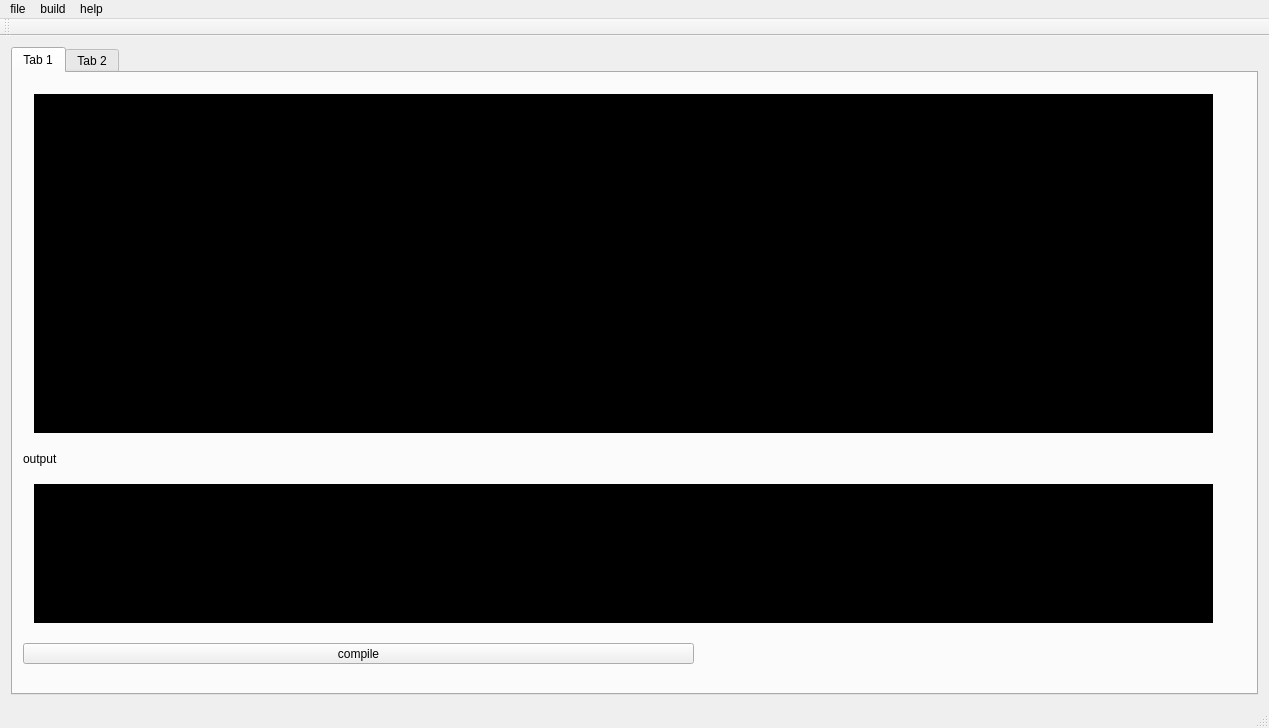
Willendless/compiler-course, file ui/mainwindow.ui: the form before one commit.
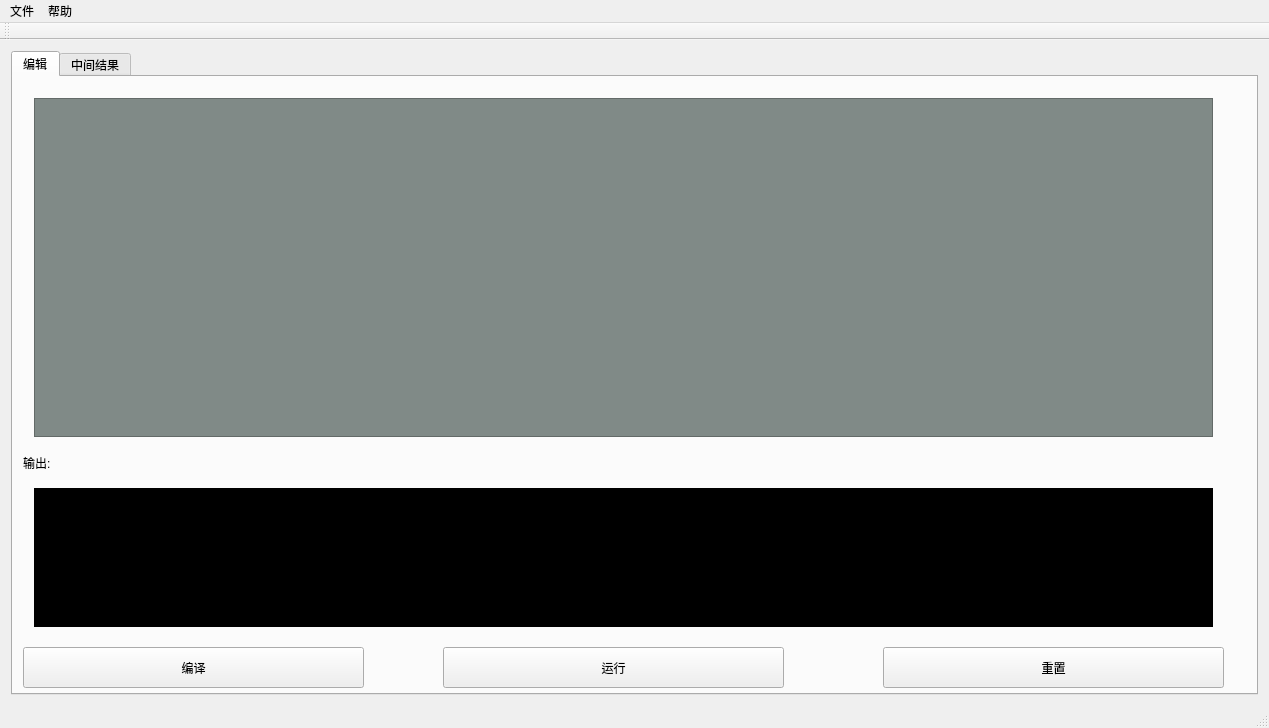
The form after the commit.

What changed in the file:
```diff
--- a/ui/mainwindow.ui
+++ b/ui/mainwindow.ui
@@ -14,8 +14,8 @@
    <string>MainWindow</string>
   </property>
   <widget class="QWidget" name="centralWidget">
-   <layout class="QHBoxLayout" name="horizontalLayout_2">
-    <item>
+   <layout class="QGridLayout" name="gridLayout">
+    <item row="0" column="0">
      <layout class="QHBoxLayout" name="horizontalLayout">
       <item>
        <widget class="QTabWidget" name="tabWidget">
@@ -27,7 +27,7 @@
         </property>
         <widget class="QWidget" name="widget">
          <attribute name="title">
-          <string>Tab 1</string>
+          <string>编辑</string>
          </attribute>
          <widget class="QWidget" name="verticalLayoutWidget">
           <property name="geometry">
@@ -42,16 +42,16 @@
            <item>
             <widget class="QTextEdit" name="codeEdit">
              <property name="styleSheet">
-              <string notr="true">background-color: rgb(0, 0, 0);
-color: rgb(255, 255, 255);
-font: 9pt &quot;Arial&quot;;</string>
+              <string notr="true">font: 13pt &quot;Consolas&quot;;
+color: black;
+background-color: rgb(128,138,135);</string>
              </property>
              <property name="html">
               <string>&lt;!DOCTYPE HTML PUBLIC &quot;-//W3C//DTD HTML 4.0//EN&quot; &quot;http://www.w3.org/TR/REC-html40/strict.dtd&quot;&gt;
 &lt;html&gt;&lt;head&gt;&lt;meta name=&quot;qrichtext&quot; content=&quot;1&quot; /&gt;&lt;style type=&quot;text/css&quot;&gt;
 p, li { white-space: pre-wrap; }
-&lt;/style&gt;&lt;/head&gt;&lt;body style=&quot; font-family:'Arial'; font-size:9pt; font-weight:400; font-style:normal;&quot;&gt;
-&lt;p style=&quot;-qt-paragraph-type:empty; margin-top:0px; margin-bottom:0px; margin-left:0px; margin-right:0px; -qt-block-indent:0; text-indent:0px;&quot;&gt;&lt;br /&gt;&lt;/p&gt;&lt;/body&gt;&lt;/html&gt;</string>
+&lt;/style&gt;&lt;/head&gt;&lt;body style=&quot; font-family:'Consolas'; font-size:13pt; font-weight:400; font-style:normal;&quot;&gt;
+&lt;p style=&quot;-qt-paragraph-type:empty; margin-top:0px; margin-bottom:0px; margin-left:0px; margin-right:0px; -qt-block-indent:0; text-indent:0px; font-family:'Arial'; font-size:9pt; color:#ffffff;&quot;&gt;&lt;br /&gt;&lt;/p&gt;&lt;/body&gt;&lt;/html&gt;</string>
              </property>
             </widget>
            </item>
@@ -82,15 +82,15 @@
            <rect>
             <x>10</x>
             <y>570</y>
-            <width>671</width>
-            <height>21</height>
+            <width>341</width>
+            <height>41</height>
            </rect>
           </property>
           <property name="styleSheet">
            <string notr="true"/>
           </property>
           <property name="text">
-           <string>compile</string>
+           <string>编译</string>
           </property>
          </widget>
          <widget class="QLabel" name="label">
@@ -103,7 +103,39 @@
            </rect>
           </property>
           <property name="text">
-           <string>output</string>
+           <string>输出:</string>
+          </property>
+         </widget>
+         <widget class="QPushButton" name="compileButton_2">
+          <property name="geometry">
+           <rect>
+            <x>430</x>
+            <y>570</y>
+            <width>341</width>
+            <height>41</height>
+           </rect>
+          </property>
+          <property name="styleSheet">
+           <string notr="true"/>
+          </property>
+          <property name="text">
+           <string>运行</string>
+          </property>
+         </widget>
+         <widget class="QPushButton" name="compileButton_3">
+          <property name="geometry">
+           <rect>
+            <x>870</x>
+            <y>570</y>
+            <width>341</width>
+            <height>41</height>
+           </rect>
+          </property>
+          <property name="styleSheet">
+           <string notr="true"/>
+          </property>
+          <property name="text">
+           <string>重置</string>
           </property>
          </widget>
          <zorder>label</zorder>
@@ -113,7 +145,7 @@
         </widget>
         <widget class="QWidget" name="tab_2">
          <attribute name="title">
-          <string>Tab 2</string>
+          <string notr="true">中间结果</string>
          </attribute>
          <widget class="QWidget" name="verticalLayoutWidget_3">
           <property name="geometry">
@@ -222,50 +254,46 @@
     </item>
    </layout>
   </widget>
+  <widget class="QToolBar" name="mainToolBar">
+   <property name="autoFillBackground">
+    <bool>true</bool>
+   </property>
+   <attribute name="toolBarArea">
+    <enum>TopToolBarArea</enum>
+   </attribute>
+   <attribute name="toolBarBreak">
+    <bool>false</bool>
+   </attribute>
+  </widget>
+  <widget class="QStatusBar" name="statusBar"/>
   <widget class="QMenuBar" name="menuBar">
    <property name="geometry">
     <rect>
      <x>0</x>
      <y>0</y>
      <width>1269</width>
-     <height>17</height>
+     <height>26</height>
     </rect>
    </property>
    <widget class="QMenu" name="menufile">
     <property name="title">
-     <string>file</string>
+     <string>文件</string>
     </property>
     <addaction name="actionnew"/>
     <addaction name="actionsave"/>
     <addaction name="actionopen"/>
     <addaction name="actionexit"/>
    </widget>
-   <widget class="QMenu" name="menubuild">
-    <property name="title">
-     <string>build</string>
-    </property>
-    <addaction name="actioncompile"/>
-   </widget>
    <widget class="QMenu" name="menuhelp">
     <property name="title">
-     <string>help</string>
+     <string>帮助</string>
     </property>
     <addaction name="actionabout"/>
     <addaction name="actiondoc"/>
    </widget>
    <addaction name="menufile"/>
-   <addaction name="menubuild"/>
    <addaction name="menuhelp"/>
   </widget>
-  <widget class="QToolBar" name="mainToolBar">
-   <attribute name="toolBarArea">
-    <enum>TopToolBarArea</enum>
-   </attribute>
-   <attribute name="toolBarBreak">
-    <bool>false</bool>
-   </attribute>
-  </widget>
-  <widget class="QStatusBar" name="statusBar"/>
   <action name="actionnew">
    <property name="text">
     <string>new</string>
```
Left out of the diff: 37 changed lines with no effect on the pictures.
